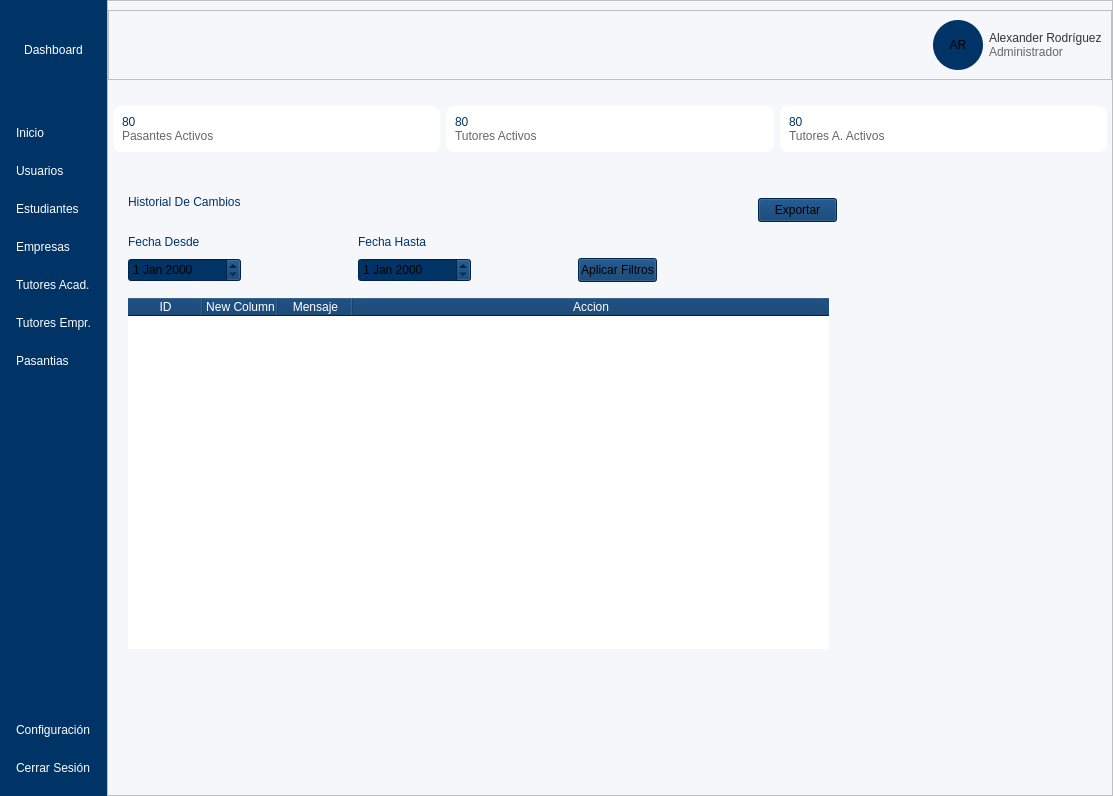
First picture: the form in UI/menu.ui, repository AlexING-7/Gestion_Pasantes, before the edit.
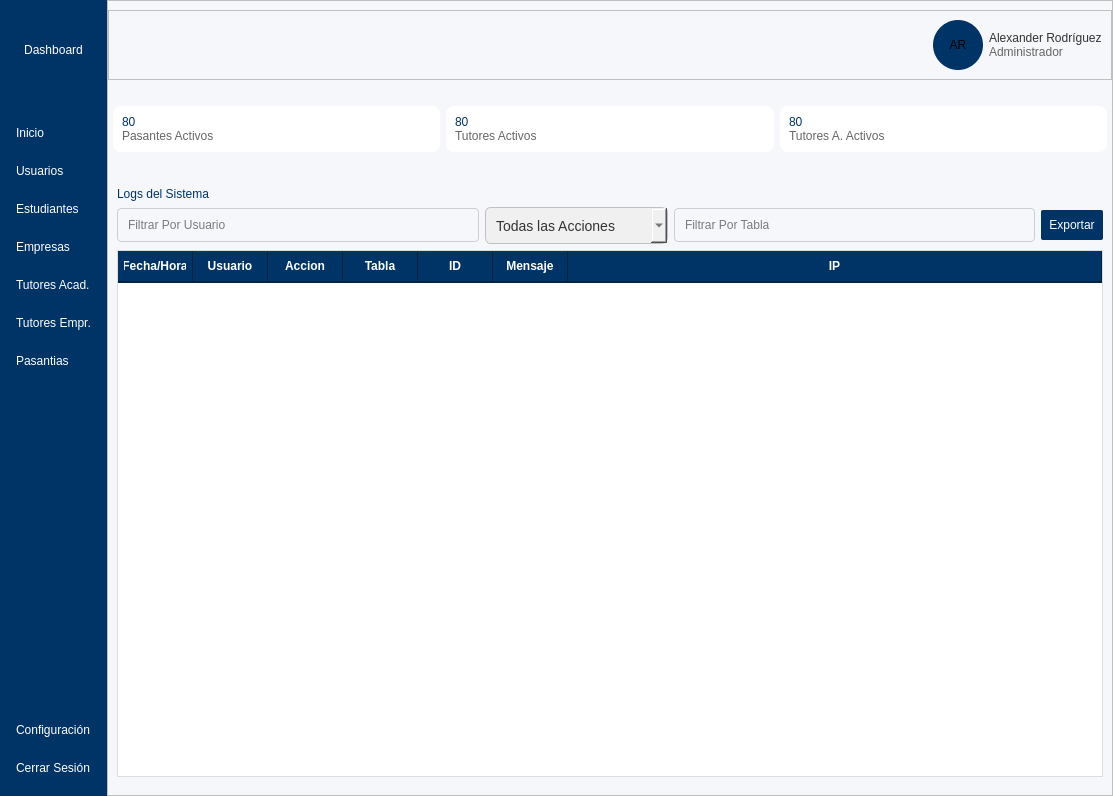
Second picture: the form after the edit. The open tabs and pages were chosen to show the change. Icons and pictures are not drawn.

Patch:
```diff
--- a/UI/menu.ui
+++ b/UI/menu.ui
@@ -693,214 +693,247 @@
              </item>
              <item>
               <widget class="QFrame" name="frame_25">
+               <property name="styleSheet">
+                <string notr="true">QLineEdit{
+border: 1px solid rgb(206, 206, 206);
+color: #000;
+font: 12pt &quot;Segoe UI&quot;;
+border-radius: 4px;
+padding:8px;
+}
+
+QLineEdit:focus {
+    border: 2px solid #000;
+    background-color: #ffffff;
+}</string>
+               </property>
                <property name="frameShape">
                 <enum>QFrame::Shape::StyledPanel</enum>
                </property>
                <property name="frameShadow">
                 <enum>QFrame::Shadow::Raised</enum>
                </property>
-               <widget class="QLabel" name="label_59">
-                <property name="geometry">
-                 <rect>
-                  <x>20</x>
-                  <y>10</y>
-                  <width>211</width>
-                  <height>28</height>
-                 </rect>
-                </property>
-                <property name="styleSheet">
-                 <string notr="true">color: rgb(0, 51, 102);
+               <layout class="QVBoxLayout" name="verticalLayout_138">
+                <item>
+                 <widget class="QLabel" name="label_59">
+                  <property name="styleSheet">
+                   <string notr="true">color: rgb(0, 51, 102);
 font: 800 16pt &quot;Segoe UI&quot;;</string>
-                </property>
-                <property name="text">
-                 <string>Historial De Cambios</string>
-                </property>
-               </widget>
-               <widget class="QLabel" name="label_60">
-                <property name="geometry">
-                 <rect>
-                  <x>20</x>
-                  <y>50</y>
-                  <width>211</width>
-                  <height>28</height>
-                 </rect>
-                </property>
-                <property name="styleSheet">
-                 <string notr="true">color: rgb(0, 51, 102);
-font: 800 12pt &quot;Segoe UI&quot;;</string>
-                </property>
-                <property name="text">
-                 <string>Fecha Desde</string>
-                </property>
-               </widget>
-               <widget class="QLabel" name="label_61">
-                <property name="geometry">
-                 <rect>
-                  <x>250</x>
-                  <y>50</y>
-                  <width>211</width>
-                  <height>28</height>
-                 </rect>
-                </property>
-                <property name="styleSheet">
-                 <string notr="true">color: rgb(0, 51, 102);
-font: 800 12pt &quot;Segoe UI&quot;;</string>
-                </property>
-                <property name="text">
-                 <string>Fecha Hasta</string>
-                </property>
-               </widget>
-               <widget class="QDateEdit" name="dateEdit">
-                <property name="geometry">
-                 <rect>
-                  <x>20</x>
-                  <y>80</y>
-                  <width>113</width>
-                  <height>24</height>
-                 </rect>
-                </property>
-                <property name="styleSheet">
-                 <string notr="true">background-color: rgb(0, 51, 102);</string>
-                </property>
-               </widget>
-               <widget class="QDateEdit" name="dateEdit_2">
-                <property name="geometry">
-                 <rect>
-                  <x>250</x>
-                  <y>80</y>
-                  <width>113</width>
-                  <height>24</height>
-                 </rect>
-                </property>
-                <property name="styleSheet">
-                 <string notr="true">background-color: rgb(0, 51, 102);</string>
-                </property>
-               </widget>
-               <widget class="QPushButton" name="pushButton_3">
-                <property name="geometry">
-                 <rect>
-                  <x>470</x>
-                  <y>80</y>
-                  <width>79</width>
-                  <height>24</height>
-                 </rect>
-                </property>
-                <property name="styleSheet">
-                 <string notr="true">background-color: rgb(0, 51, 102);</string>
-                </property>
-                <property name="text">
-                 <string>Aplicar Filtros</string>
-                </property>
-               </widget>
-               <widget class="QTableWidget" name="tabla_estudiantes_2">
-                <property name="enabled">
-                 <bool>true</bool>
-                </property>
-                <property name="geometry">
-                 <rect>
-                  <x>20</x>
-                  <y>120</y>
-                  <width>701</width>
-                  <height>351</height>
-                 </rect>
-                </property>
-                <property name="styleSheet">
-                 <string notr="true">QTableWidget {
-        color: #2b2b2b;              /* &lt;--- AQUÍ CAMBIAS EL COLOR DE LA FUENTE */
-        font-size: 14px;             /* Opcional: Cambiar tamaño de letra */
-        background-color: white;
-    }
-    QTableWidget::item:selected {
-        color: white;                /* Color de texto al seleccionar */
-        background-color: #003366;   
-    }
-    QHeaderView::section {
-        background-color: #003366;
-        color: white;
-    }</string>
-                </property>
-                <property name="editTriggers">
-                 <set>QAbstractItemView::EditTrigger::NoEditTriggers</set>
-                </property>
-                <property name="showGrid">
-                 <bool>true</bool>
-                </property>
-                <property name="sortingEnabled">
-                 <bool>false</bool>
-                </property>
-                <property name="wordWrap">
-                 <bool>false</bool>
-                </property>
-                <property name="cornerButtonEnabled">
-                 <bool>true</bool>
-                </property>
-                <property name="rowCount">
-                 <number>0</number>
-                </property>
-                <attribute name="horizontalHeaderCascadingSectionResizes">
-                 <bool>true</bool>
-                </attribute>
-                <attribute name="horizontalHeaderMinimumSectionSize">
-                 <number>20</number>
-                </attribute>
-                <attribute name="horizontalHeaderDefaultSectionSize">
-                 <number>75</number>
-                </attribute>
-                <attribute name="horizontalHeaderHighlightSections">
-                 <bool>true</bool>
-                </attribute>
-                <attribute name="horizontalHeaderShowSortIndicator" stdset="0">
-                 <bool>false</bool>
-                </attribute>
-                <attribute name="horizontalHeaderStretchLastSection">
-                 <bool>true</bool>
-                </attribute>
-                <attribute name="verticalHeaderVisible">
-                 <bool>false</bool>
-                </attribute>
-                <attribute name="verticalHeaderCascadingSectionResizes">
-                 <bool>false</bool>
-                </attribute>
-                <attribute name="verticalHeaderDefaultSectionSize">
-                 <number>24</number>
-                </attribute>
-                <column>
-                 <property name="text">
-                  <string>ID</string>
-                 </property>
-                </column>
-                <column>
-                 <property name="text">
-                  <string>New Column</string>
-                 </property>
-                </column>
-                <column>
-                 <property name="text">
-                  <string>Mensaje</string>
-                 </property>
-                </column>
-                <column>
-                 <property name="text">
-                  <string>Accion</string>
-                 </property>
-                </column>
-               </widget>
-               <widget class="QPushButton" name="pushButton_4">
-                <property name="geometry">
-                 <rect>
-                  <x>650</x>
-                  <y>20</y>
-                  <width>79</width>
-                  <height>24</height>
-                 </rect>
-                </property>
-                <property name="styleSheet">
-                 <string notr="true">background-color: rgb(0, 51, 102);</string>
-                </property>
-                <property name="text">
-                 <string>Exportar</string>
-                </property>
-               </widget>
+                  </property>
+                  <property name="text">
+                   <string>Logs del Sistema</string>
+                  </property>
+                 </widget>
+                </item>
+                <item>
+                 <layout class="QHBoxLayout" name="horizontalLayout_42">
+                  <item>
+                   <widget class="QLineEdit" name="lineEdit_16">
+                    <property name="placeholderText">
+                     <string>Filtrar Por Usuario</string>
+                    </property>
+                   </widget>
+                  </item>
+                  <item>
+                   <widget class="QComboBox" name="comboBox">
+                    <property name="styleSheet">
+                     <string notr="true">QComboBox {
+    background-color: #f0f0f0;
+    border: 1px solid #c0c0c0;
+    border-radius: 6px;
+    padding: 5px 10px;
+    padding-right: 30px; /* Espacio para la flecha */
+    font-size: 14px;
+    color: #333333;
+    min-height: 25px;
+}</string>
+                    </property>
+                    <property name="placeholderText">
+                     <string>Todas las Acciones</string>
+                    </property>
+                    <item>
+                     <property name="text">
+                      <string>Update</string>
+                     </property>
+                    </item>
+                    <item>
+                     <property name="text">
+                      <string>Create</string>
+                     </property>
+                    </item>
+                    <item>
+                     <property name="text">
+                      <string>Delete</string>
+                     </property>
+                    </item>
+                   </widget>
+                  </item>
+                  <item>
+                   <widget class="QLineEdit" name="lineEdit_17">
+                    <property name="placeholderText">
+                     <string>Filtrar Por Tabla</string>
+                    </property>
+                   </widget>
+                  </item>
+                  <item>
+                   <widget class="QPushButton" name="pushButton_4">
+                    <property name="styleSheet">
+                     <string notr="true">QPushButton{
+	background-color: rgb(0, 51, 102);
+	color: rgb(255, 255, 255);
+	padding:8px;
+	font: 600 12pt &quot;Segoe UI&quot;;
+	border-radius:2px;
+}</string>
+                    </property>
+                    <property name="text">
+                     <string>Exportar</string>
+                    </property>
+                   </widget>
+                  </item>
+                 </layout>
+                </item>
+                <item>
+                 <widget class="QTableWidget" name="tablaLogs">
+                  <property name="enabled">
+                   <bool>true</bool>
+                  </property>
+                  <property name="styleSheet">
+                   <string notr="true">
+QTableWidget {
+    background-color: #ffffff;
+    /* Color alterno para filas (efecto cebra) */
+    alternate-background-color: #f4f6f9; 
+    color: #2b2b2b;
+    font-size: 14px;
+    
+    /* Borde exterior suave */
+    border: 1px solid #dcdcdc;
+    
+    /* Color de las líneas de la cuadrícula más sutil */
+    gridline-color: #e0e0e0;
+}
+
+/* 2. Estilo de los Ítems (Celdas) 
+QTableWidget::item {
+ 
+	padding:5px;
+    border-bottom: 1px solid #f0f0f0;
+}*/
+
+/* 3. Estilo de Selección 
+QTableWidget::item:selected {
+    outline: 0; 
+}*/
+
+QTableWidget::item:hover {
+    /* Opcional: un ligero gris al pasar el mouse por una celda no seleccionada */
+    background-color: #e6eaf0;
+    color: #000000;
+}
+
+/* 4. Estilo de los Encabezados (Header) */
+QHeaderView::section {
+    background-color: #003366;
+    color: white;
+    font-weight: bold; /* Negrita para destacar */
+    padding: 6px;      /* Más altura al encabezado */
+    border: none;      /* Sin bordes individuales feos */
+    
+    /* Separador sutil a la derecha */
+    border-right: 1px solid #002244; 
+    border-bottom: 2px solid #002244;
+}
+
+/* 5. La esquina superior izquierda (donde se cruzan los headers) */
+QTableCornerButton::section {
+    background-color: #003366;
+    border: 1px solid #003366;
+}</string>
+                  </property>
+                  <property name="editTriggers">
+                   <set>QAbstractItemView::EditTrigger::NoEditTriggers</set>
+                  </property>
+                  <property name="showGrid">
+                   <bool>true</bool>
+                  </property>
+                  <property name="sortingEnabled">
+                   <bool>false</bool>
+                  </property>
+                  <property name="wordWrap">
+                   <bool>false</bool>
+                  </property>
+                  <property name="cornerButtonEnabled">
+                   <bool>true</bool>
+                  </property>
+                  <property name="rowCount">
+                   <number>0</number>
+                  </property>
+                  <attribute name="horizontalHeaderCascadingSectionResizes">
+                   <bool>true</bool>
+                  </attribute>
+                  <attribute name="horizontalHeaderMinimumSectionSize">
+                   <number>20</number>
+                  </attribute>
+                  <attribute name="horizontalHeaderDefaultSectionSize">
+                   <number>75</number>
+                  </attribute>
+                  <attribute name="horizontalHeaderHighlightSections">
+                   <bool>true</bool>
+                  </attribute>
+                  <attribute name="horizontalHeaderShowSortIndicator" stdset="0">
+                   <bool>false</bool>
+                  </attribute>
+                  <attribute name="horizontalHeaderStretchLastSection">
+                   <bool>true</bool>
+                  </attribute>
+                  <attribute name="verticalHeaderVisible">
+                   <bool>false</bool>
+                  </attribute>
+                  <attribute name="verticalHeaderCascadingSectionResizes">
+                   <bool>false</bool>
+                  </attribute>
+                  <attribute name="verticalHeaderDefaultSectionSize">
+                   <number>24</number>
+                  </attribute>
+                  <column>
+                   <property name="text">
+                    <string>Fecha/Hora</string>
+                   </property>
+                  </column>
+                  <column>
+                   <property name="text">
+                    <string>Usuario</string>
+                   </property>
+                  </column>
+                  <column>
+                   <property name="text">
+                    <string>Accion</string>
+                   </property>
+                  </column>
+                  <column>
+                   <property name="text">
+                    <string>Tabla</string>
+                   </property>
+                  </column>
+                  <column>
+                   <property name="text">
+                    <string>ID</string>
+                   </property>
+                  </column>
+                  <column>
+                   <property name="text">
+                    <string>Mensaje</string>
+                   </property>
+                  </column>
+                  <column>
+                   <property name="text">
+                    <string>IP</string>
+                   </property>
+                  </column>
+                 </widget>
+                </item>
+               </layout>
               </widget>
              </item>
             </layout>
```
Left out of the diff: 392 changed lines with no effect on the pictures.
